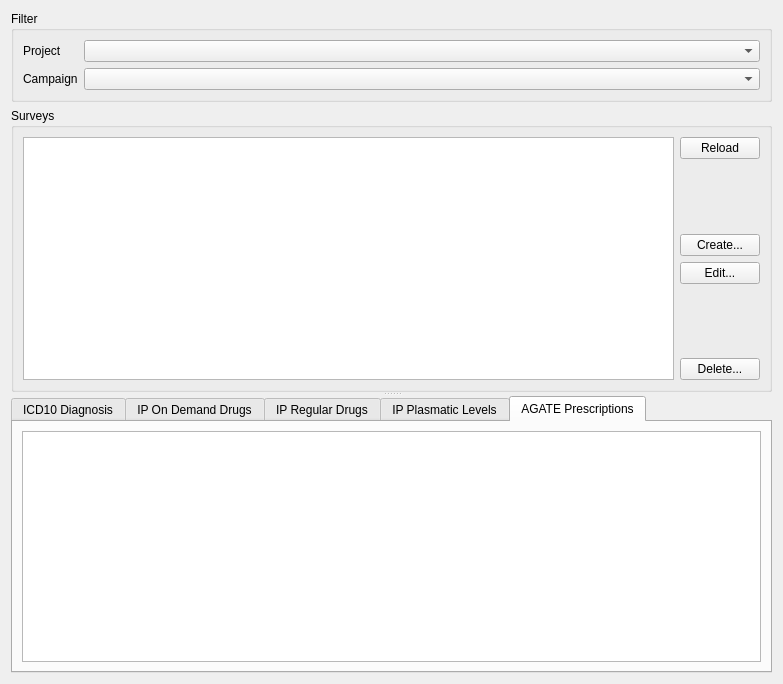
Above: surveyform.ui from johanneslochmann/datacollector before the change. Below: the same form after it.
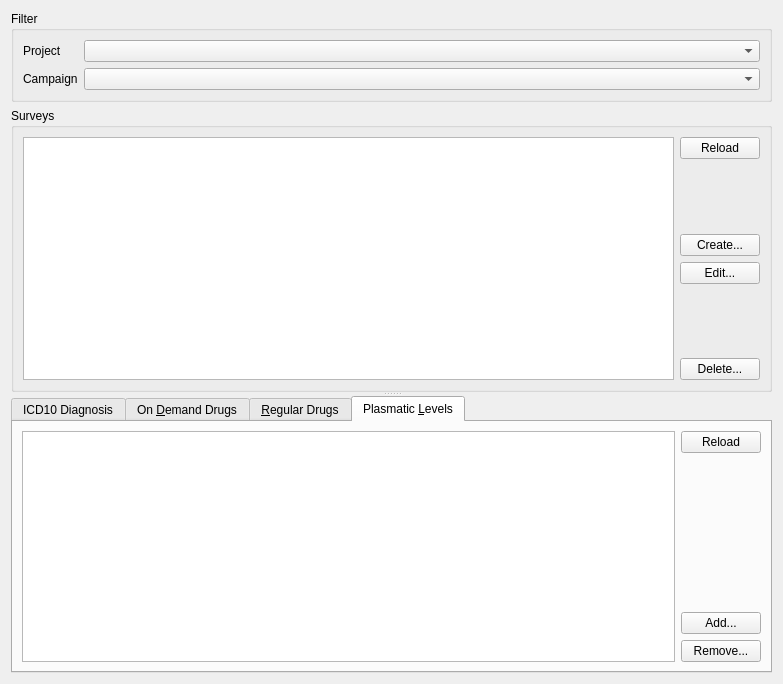
That is the form after the change. The open tabs and pages were chosen to show the change.

Commit message: refacored tabs and removed agate logic

Diff of the .ui file:
```diff
--- a/surveyform.ui
+++ b/surveyform.ui
@@ -199,7 +199,7 @@
       </widget>
       <widget class="QWidget" name="ipOptionalPrescriptions">
        <attribute name="title">
-        <string>IP On Demand Drugs</string>
+        <string>On &amp;Demand Drugs</string>
        </attribute>
        <layout class="QHBoxLayout" name="horizontalLayout_3">
         <item>
@@ -247,7 +247,7 @@
       </widget>
       <widget class="QWidget" name="ipRegularDrugs">
        <attribute name="title">
-        <string>IP Regular Drugs</string>
+        <string>&amp;Regular Drugs</string>
        </attribute>
        <layout class="QHBoxLayout" name="horizontalLayout_4">
         <item>
@@ -295,7 +295,7 @@
       </widget>
       <widget class="QWidget" name="ipPlasmaticLevels">
        <attribute name="title">
-        <string>IP Plasmatic Levels</string>
+        <string>Plasmatic &amp;Levels</string>
        </attribute>
        <layout class="QHBoxLayout" name="horizontalLayout_5">
         <item>
@@ -341,16 +341,6 @@
         </item>
        </layout>
       </widget>
-      <widget class="QWidget" name="agatePrescriptions">
-       <attribute name="title">
-        <string>AGATE Prescriptions</string>
-       </attribute>
-       <layout class="QHBoxLayout" name="horizontalLayout_6">
-        <item>
-         <widget class="QTableView" name="agateView"/>
-        </item>
-       </layout>
-      </widget>
      </widget>
     </widget>
    </item>
```
Left out of the diff: 4 changed lines with no effect on the pictures. The commit also changes 2 other files.
